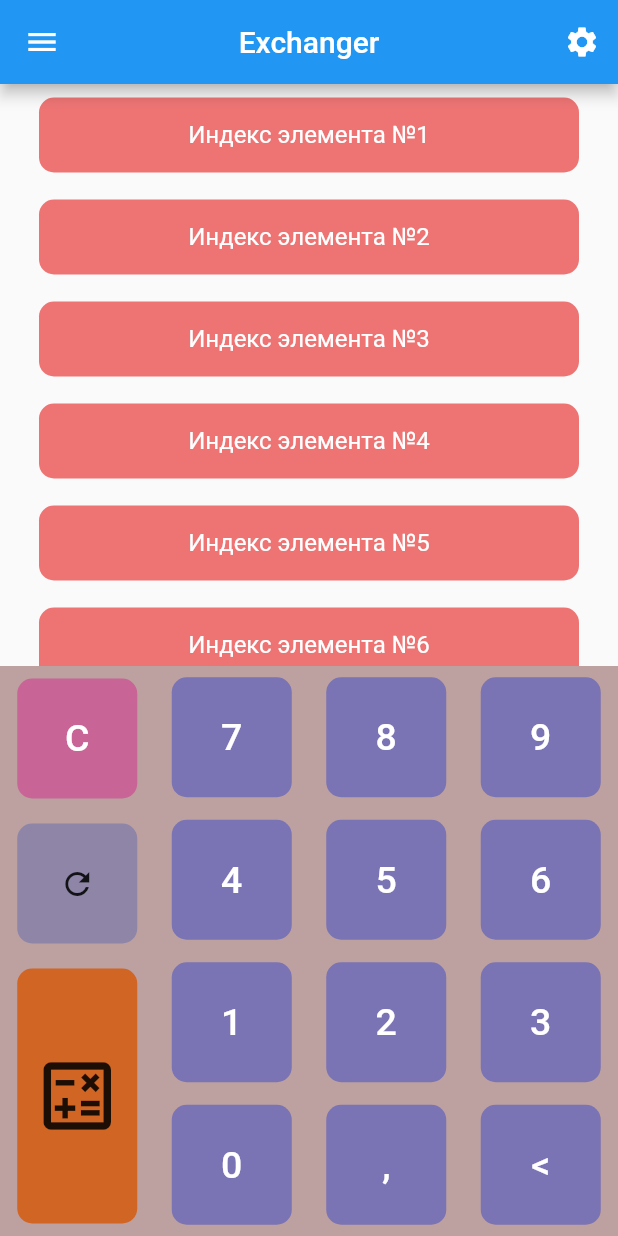
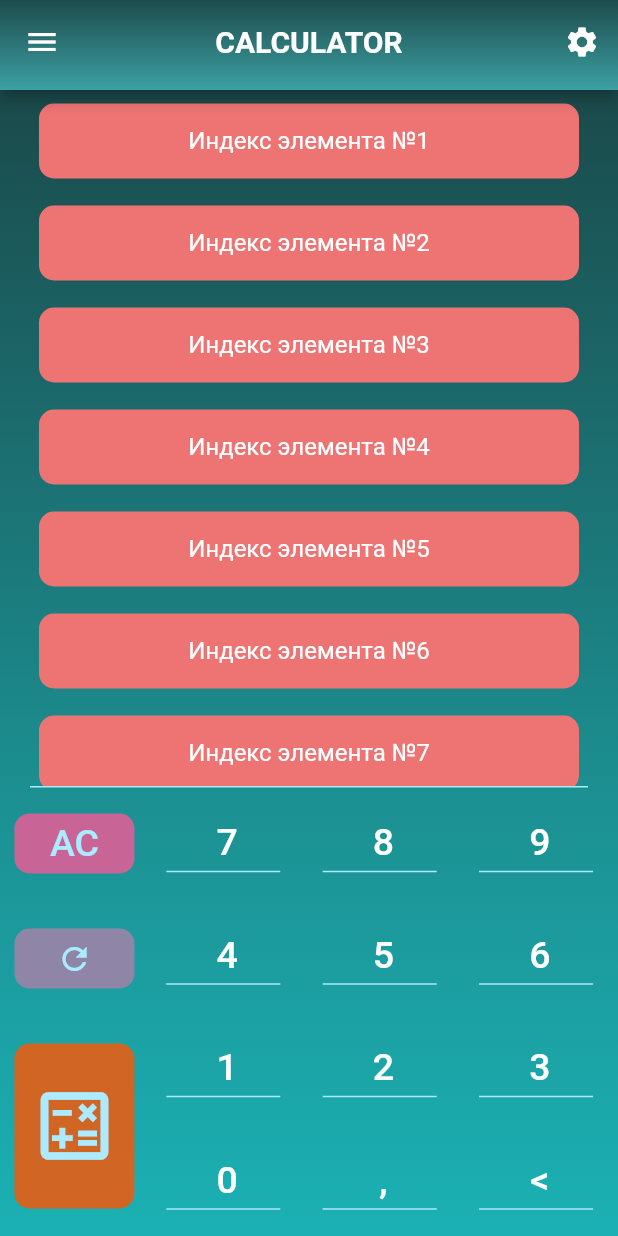
Before and after one commit to windownik/exchanger, a Flutter app: the screen it shows after launch, on a phone screen of 412 x 824 dp. Run offline on Flutter 3.47's test engine with Material 2 defaults, Android fonts, the phone set to English and light mode, and no system bars; our stand-ins replace flutter_svg, shared_preferences.

Commit message:
Start Redesign main screen. Redesign appBar and custom bottom bar

```diff
--- /dev/null
+++ b/lib/logic/main_screen_logic.dart
@@ -0,0 +1,5 @@
+
+class MainScreenLogic {
+  List<String> currencyList= ['1', '2'];
+  String mainNumber = '';
+}
--- a/lib/screens/calculatorScreen/all_btns.dart
+++ b/lib/screens/calculatorScreen/all_btns.dart
@@ -227,25 +227,18 @@ class BtnDeleteLustState extends State<BtnDeleteLust> {
 }
 
 
-class ReturnToMain extends StatefulWidget {
+class ReturnToMain extends StatelessWidget {
   final GestureTapCallback? onTap;
-  bool equal;
-
-  ReturnToMain({super.key, this.onTap, this.equal = false});
-  @override
-  State<StatefulWidget> createState() {
-    return ReturnToMainState(onTap: onTap, equal: equal);
-  }
-
-}
-
-class ReturnToMainState extends State<ReturnToMain>{
-  final GestureTapCallback? onTap;
+  final GestureTapDownCallback? onTapDown;
+  final GestureTapUpCallback? onTapUp;
+  final GestureTapCancelCallback? onTapCancel;
   bool equal;
   bool press = false;
   Color pressColor = const Color.fromRGBO(171, 234, 255, 1.0);
 
-  ReturnToMainState({this.onTap, this.equal = false});
+  ReturnToMain({super.key, this.onTap, this.equal = false, this.onTapDown,
+    this.onTapUp, this.onTapCancel, this.press = false});
+
 
   @override
   Widget build(BuildContext context) {
@@ -280,7 +273,7 @@ class ReturnToMainState extends State<ReturnToMain>{
           height: 60,
           width: 80,
           child: Center(
-            child: equal == true ? const Text("=", style: TextStyle(fontSize: 39),) :
+            child: equal == true ? const Text("=", style: TextStyle(fontSize: 39, color: Color.fromRGBO(171, 234, 255, 1.0)),) :
             SvgPicture.asset("assets/svg/back.svg", height: 20,)
           ),
         ),
@@ -290,18 +283,9 @@ class ReturnToMainState extends State<ReturnToMain>{
           child: Material(
             color: Colors.transparent,
             child: GestureDetector(
-                onTapDown: (a) {
-                  press = true;
-                  setState(() { });
-                },
-                onTapUp: (a) {
-                  press = false;
-                  setState(() { });
-                },
-                onTapCancel: () {
-                  press = false;
-                  setState(() { });
-                },
+                onTapDown: onTapDown,
+                onTapUp: onTapUp,
+                onTapCancel: onTapCancel,
                 onTap: onTap
             ),
           ),
--- a/lib/screens/calculatorScreen/calculator_screen.dart
+++ b/lib/screens/calculatorScreen/calculator_screen.dart
@@ -16,6 +16,7 @@ class CalculatorScreen extends StatefulWidget {
 class CalculatorScreenState extends State<CalculatorScreen> {
   MathCalculator calc = MathCalculator();
   DataBase db = DataBase();
+  bool pressToMain = false;
 
   @override
   void initState() {
@@ -249,14 +250,28 @@ class CalculatorScreenState extends State<CalculatorScreen> {
                             },
                           ),
                           ReturnToMain(
+                            press: pressToMain,
                             equal: calc.state == "num2" ? true : false,
-                            onTap: () {
+                            onTapDown: (a) {
+                              pressToMain = true;
+                              setState(() { });
+                            },
+                            onTapUp: (a) {
+                              pressToMain = false;
+                              setState(() { });
+                            },
+                            onTapCancel: () {
+                              pressToMain = false;
+                              setState(() { });
+                            },
+                            onTap: () async {
                               if (calc.state == 'num2') {
                                 calc = equalMath(calc);
                                 calc.state = "equal";
                                 calc.mathSight = "";
                                 setState(() {});
                               } else {
+                                await db.setNumber(calc.line);
                                 Navigator.pushNamed(context, "/");
                               }
                             },
--- a/lib/screens/mainScreen/bottom_custom_bar.dart
+++ b/lib/screens/mainScreen/bottom_custom_bar.dart
@@ -2,9 +2,11 @@
 import 'package:flutter/material.dart';
 
 import '../../logic/curs.dart';
+import '../../logic/main_screen_logic.dart';
 
 class BottomCustomBar extends StatefulWidget{
-  const BottomCustomBar({super.key});
+  final MainScreenLogic? logic;
+  const BottomCustomBar({super.key, this.logic});
 
   @override
   State<StatefulWidget> createState() {
@@ -17,9 +19,24 @@ class BottomCustomBarState extends State<BottomCustomBar>{
   @override
   Widget build(BuildContext context) {
     return Container(
-      color: const Color.fromRGBO(189, 160, 160, 1.0),
-      height: 380,
-      child: const CustomRow()
+      decoration: const BoxDecoration(
+        gradient: LinearGradient(
+          begin: Alignment.topCenter,
+          end: Alignment.bottomCenter,
+          colors: [Color.fromRGBO(28, 143, 145, 1), Color.fromRGBO(27, 177, 180, 1),]
+        )
+      ),
+      height: 300,
+      child: Stack(children: [
+        Positioned(child:
+        Container(
+          margin: const EdgeInsets.only(left: 20, right: 20),
+          height: 1,
+          color: const Color.fromRGBO(171, 234, 255, 1),
+        )
+        ),
+        const CustomRow()
+      ])
     );
   }
 }
@@ -68,22 +85,40 @@ class CustomRow extends StatelessWidget{
   }
 }
 
-class CustomCalcBtn extends StatelessWidget{
+class CustomCalcBtn extends StatefulWidget {
   String btnText = '1';
+
   CustomCalcBtn({super.key, required String calcBtnText}) {
     btnText = calcBtnText;
   }
+
+  @override
+  State<StatefulWidget> createState() {
+    return CustomCalcBtnState(btnText: btnText);
+  }
+}
+
+class CustomCalcBtnState extends State<CustomCalcBtn> {
+  Color pressColor = const Color.fromRGBO(171, 234, 255, 1.0);
+  String btnText = '1';
+  bool press = false;
+  final GestureTapCallback? onTap;
+  CustomCalcBtnState({required this.btnText, this.onTap});
 
   @override
   Widget build(BuildContext context) {
     return
     Stack(children: [
       Container(
-      height: 80,
-      width: 80,
+      height: 40,
+      width: 85,
       decoration: BoxDecoration(
-        color: const Color.fromRGBO(122, 115, 180, 1.0),
-        borderRadius: BorderRadius.circular(10),
+        color: Colors.transparent,
+        border: Border.all(
+          color: press ? pressColor : Colors.transparent,
+          width: 1
+        ),
+        borderRadius: BorderRadius.circular(2),
       ),
       child: Center(child: Text(btnText,
         style: const TextStyle(fontSize: 25,
@@ -91,14 +126,30 @@ class CustomCalcBtn extends StatelessWidget{
           color: Color.fromRGBO(255, 255, 255, 1.0),
         ),),),
     ),
+      Positioned(
+        left: 2,
+        bottom: 0,
+          child: Container(height: 1, width: 76, color: pressColor,)
+      ),
       SizedBox(
-        height: 80,
+        height: 40,
         width: 80,
       child: Material(
           color: Colors.transparent,
-          child: InkWell(
-            borderRadius: BorderRadius.circular(10),
-            onTap: () {},
+          child: GestureDetector(
+              onTapDown: (a) {
+                press = true;
+                setState(() { });
+              },
+              onTapUp: (a) {
+                press = false;
+                setState(() { });
+              },
+              onTapCancel: () {
+                press = false;
+                setState(() { });
+              },
+              onTap: onTap
           ),
       ),)
     ],);
@@ -114,20 +165,20 @@ class BtnClear extends StatelessWidget{
     return
       Stack(children: [
         Container(
-          height: 80,
+          height: 40,
           width: 80,
           decoration: BoxDecoration(
             color: const Color.fromRGBO(200, 100, 150, 1.0),
             borderRadius: BorderRadius.circular(10),
           ),
-          child: const Center(child: Text("C",
+          child: const Center(child: Text("AC",
             style: TextStyle(fontSize: 25,
               fontWeight: FontWeight.w500,
-              color: Color.fromRGBO(255, 255, 255, 1.0),
+              color: Color.fromRGBO(171, 234, 255, 1.0),
             ),),),
         ),
         SizedBox(
-          height: 80,
+          height: 40,
           width: 80,
           child: Material(
             color: Colors.transparent,
@@ -150,17 +201,17 @@ class BtnReload extends StatelessWidget{
     return
       Stack(children: [
         Container(
-          height: 80,
+          height: 40,
           width: 80,
           decoration: BoxDecoration(
             color: const Color.fromRGBO(142, 133, 167, 1.0),
             borderRadius: BorderRadius.circular(10),
           ),
-          child: const Center(child: Icon(Icons.refresh),
+          child: const Center(child: Icon(Icons.refresh, color: Color.fromRGBO(171, 234, 255, 1.0),),
           ),
         ),
         SizedBox(
-          height: 80,
+          height: 40,
           width: 80,
           child: Material(
             color: Colors.transparent,
@@ -183,17 +234,17 @@ class OpenCalculator extends StatelessWidget{
     return
       Stack(children: [
         Container(
-          height: 170,
+          height: 110,
           width: 80,
           decoration: BoxDecoration(
             color: const Color.fromRGBO(208, 101, 36, 1.0),
             borderRadius: BorderRadius.circular(10),
           ),
-          child: const Center(child: Icon(Icons.calculate_outlined, size: 60,),
+          child: const Center(child: Icon(Icons.calculate_outlined, size: 60, color: Color.fromRGBO(171, 234, 255, 1.0),),
           ),
         ),
         SizedBox(
-          height: 170,
+          height: 80,
           width: 80,
           child: Material(
             color: Colors.transparent,
--- /dev/null
+++ b/lib/screens/mainScreen/custom_app_bar_main.dart
@@ -0,0 +1,44 @@
+
+
+import 'package:flutter/material.dart';
+
+class CustomAppBarMain extends StatelessWidget implements PreferredSizeWidget{
+  const CustomAppBarMain({super.key});
+
+
+  @override
+  Widget build(BuildContext context) {
+    return AppBar(
+      leading: IconButton(onPressed: () { },
+        icon: const Icon(Icons.menu),
+      ),
+      actions: [
+        IconButton(onPressed: () {  },
+          icon: const Icon(Icons.settings),
+        ),
+      ],
+      flexibleSpace: Container(
+        decoration: const BoxDecoration(
+            gradient: LinearGradient(
+                begin: Alignment.topCenter,
+                end: Alignment.bottomCenter,
+                colors: [
+                  Color.fromRGBO(30, 76, 77, 1),
+                  Color.fromRGBO(60, 160, 163, 1),
+                ]
+            )
+        ),
+      ),
+      title: const Text(
+        'CALCULATOR',
+        style: TextStyle(
+            color: Colors.white,
+            fontSize: 20,
+            fontWeight: FontWeight.w600),
+      ),
+      centerTitle: true,
+    );
+  }
+  @override
+  Size get preferredSize => const Size.fromHeight(60);
+}
--- a/lib/screens/mainScreen/main_screen.dart
+++ b/lib/screens/mainScreen/main_screen.dart
@@ -2,7 +2,9 @@
 
 import 'package:flutter/material.dart';
 
+import '../../logic/main_screen_logic.dart';
 import 'bottom_custom_bar.dart';
+import 'custom_app_bar_main.dart';
 import 'money_card.dart';
 
 class StartScreen extends StatefulWidget{
@@ -16,6 +18,7 @@ class StartScreen extends StatefulWidget{
 
 
 class StartScreenState extends State<StartScreen>{
+  MainScreenLogic logic = MainScreenLogic();
   List<int> items = [1, 2, 3, 4, 5, 6, 7, 8, 9, 10];
   @override
   Widget build(BuildContext context) {
@@ -23,20 +26,16 @@ class StartScreenState extends State<StartScreen>{
     return MediaQuery(
       data: mediaQueryData.copyWith(textScaleFactor: 1),
       child: Scaffold(
-        appBar: AppBar(
-          leading: IconButton(onPressed: () { },
-            icon: const Icon(Icons.menu),
+        appBar: const CustomAppBarMain(),
+        body: Container(
+          decoration: const BoxDecoration(
+            gradient: LinearGradient(
+              begin: Alignment.topCenter,
+                end: Alignment.bottomCenter,
+                colors: [Color.fromRGBO(27, 74, 75, 1.0), Color.fromRGBO(28, 143, 145, 1)]
+            )
           ),
-          actions: [
-            IconButton(onPressed: () {  },
-              icon: const Icon(Icons.settings),
-            ),
-          ],
-          centerTitle: true,
-          title: const Text('Exchanger'
-          ),
-        ),
-        body: ReorderableListView(
+          child: ReorderableListView(
 
             onReorder: (int oldIndex, int newIndex) {
               setState(() {
@@ -52,8 +51,9 @@ class StartScreenState extends State<StartScreen>{
               )
             ],
           ),
+        ),
 
-        bottomNavigationBar: const BottomCustomBar(),
+        bottomNavigationBar: BottomCustomBar(),
       ),
     );
   }
```
Lines whose indentation alone changed are shown as unchanged.
